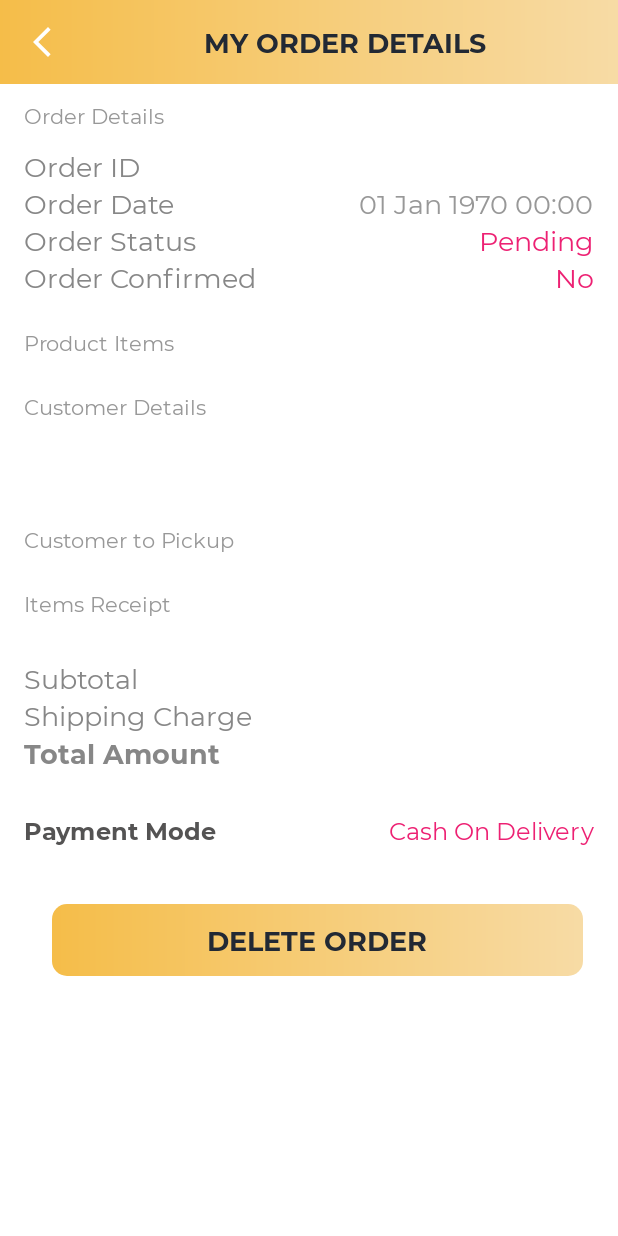
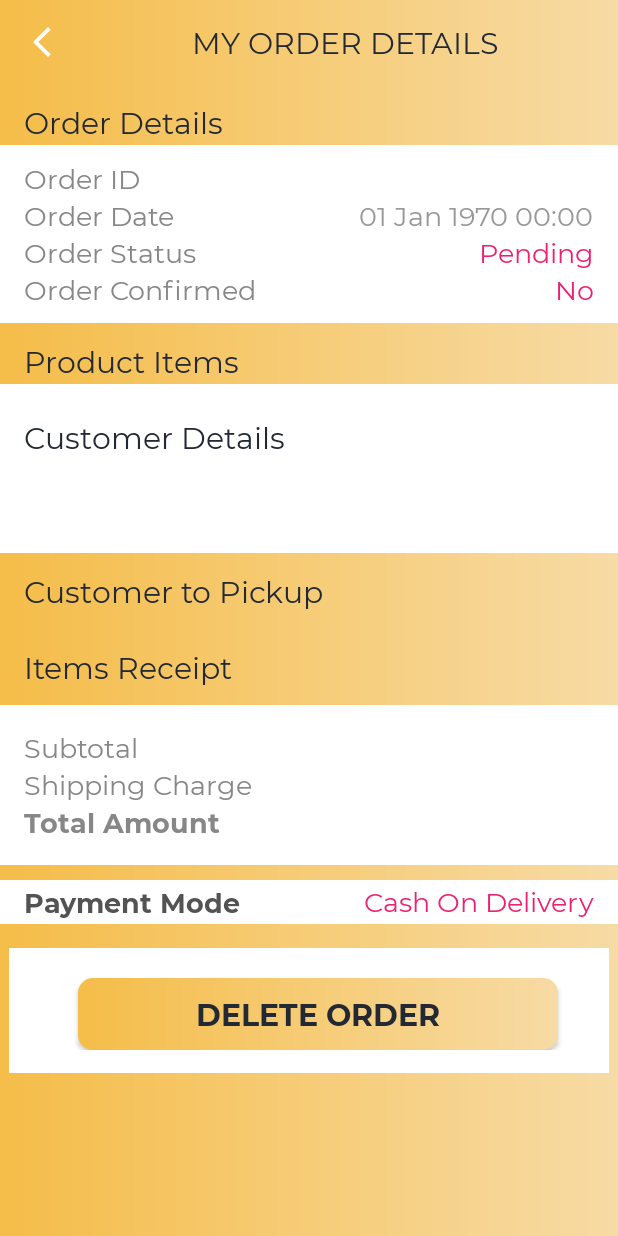
Before and after one commit to makaota/Mamma_Ms_Kitchen_Manager, an Android app: the MyOrderDetailsActivity screen opened directly, with no data from a screen before it, on a phone screen of 412 x 824 dp. Run offline under Robolectric (Android 15) with nearby library versions, the phone set to English and light mode, and no system bars; our stand-ins replace Firebase (no records; nobody signed in at launch, a user with empty details on screens opened directly); libraries missing offline, so code that uses them is left out: com.shashank.sony.

Commit message:
app modified

```diff
--- a/app/src/main/java/com/makaota/mammamskitchenmanager/models/Order.kt
+++ b/app/src/main/java/com/makaota/mammamskitchenmanager/models/Order.kt
@@ -23,7 +23,7 @@ data class Order(
     val userMobile: String="",
     val image: String = "",
     val sub_total_amount: String = "",
-    val shipping_charge: String = "",
+    val delivery_charge: String = "",
     val total_amount: String = "",
     val order_datetime: Long = 0L,
     @DocumentId
--- a/app/src/main/java/com/makaota/mammamskitchenmanager/ui/activities/MyOrderDetailsActivity.kt
+++ b/app/src/main/java/com/makaota/mammamskitchenmanager/ui/activities/MyOrderDetailsActivity.kt
@@ -619,7 +619,7 @@ class MyOrderDetailsActivity : BaseActivity(), View.OnClickListener {
         binding.tvMyOrderDetailsMobileNumber.text = myOrderDetails.userMobile
 
         binding.tvOrderDetailsSubTotal.text = orderDetails.sub_total_amount
-        binding.tvOrderDetailsShippingCharge.text = orderDetails.shipping_charge
+        binding.tvOrderDetailsShippingCharge.text = orderDetails.delivery_charge
         binding.tvOrderDetailsTotalAmount.text = orderDetails.total_amount
     }
     // END
--- a/app/src/main/java/com/makaota/mammamskitchenmanager/ui/activities/SplashActivity.kt
+++ b/app/src/main/java/com/makaota/mammamskitchenmanager/ui/activities/SplashActivity.kt
@@ -42,7 +42,7 @@ class SplashActivity : AppCompatActivity() {
                 // "Add the code that you want to execute when animation ends")
 
                 Handler(Looper.getMainLooper()).postDelayed({
-                    startActivity(Intent(this@SplashActivity, DashboardActivity::class.java))
+                    startActivity(Intent(this@SplashActivity, LoginActivity::class.java))
                     finish()
                 }, 1000)
             }
--- a/app/src/main/res/drawable/ic_vector_delete.xml
+++ b/app/src/main/res/drawable/ic_vector_delete.xml
@@ -1,6 +1,6 @@
-<vector android:height="24dp" android:tint="@color/colorThemePink"
+<vector android:height="48dp" android:tint="@color/colorThemePink"
     android:viewportHeight="24" android:viewportWidth="24"
-    android:width="24dp"
+    android:width="48dp"
     xmlns:android="http://schemas.android.com/apk/res/android">
     <path android:fillColor="@android:color/white" android:pathData="M6,19c0,1.1 0.9,2 2,2h8c1.1,0 2,-0.9 2,-2V7H6v12zM19,4h-3.5l-1,-1h-5l-1,1H5v2h14V4z"/>
 </vector>
--- a/app/src/main/res/layout/activity_add_menu.xml
+++ b/app/src/main/res/layout/activity_add_menu.xml
@@ -15,7 +15,7 @@
         app:layout_constraintStart_toStartOf="parent"
         app:layout_constraintTop_toTopOf="parent">
 
-        <TextView
+        <com.makaota.mammamskitchenmanager.utils.RAMTextView
             android:id="@+id/tv_title"
             android:layout_width="match_parent"
             android:layout_height="match_parent"
@@ -196,7 +196,7 @@
 
             <com.makaota.mammamskitchenmanager.utils.RAMButton
                 android:id="@+id/btn_submit"
-                android:layout_width="match_parent"
+                android:layout_width="@dimen/btn_320dp"
                 android:layout_height="wrap_content"
                 android:layout_gravity="center"
                 android:layout_marginStart="16dp"
--- a/app/src/main/res/layout/activity_forgot_password.xml
+++ b/app/src/main/res/layout/activity_forgot_password.xml
@@ -83,7 +83,7 @@
 
     <com.makaota.mammamskitchenmanager.utils.RAMButton
         android:id="@+id/btn_submit"
-        android:layout_width="match_parent"
+        android:layout_width="@dimen/btn_320dp"
         android:layout_height="wrap_content"
         android:layout_gravity="center"
         android:layout_marginStart="16dp"
--- a/app/src/main/res/layout/activity_my_order_details.xml
+++ b/app/src/main/res/layout/activity_my_order_details.xml
@@ -7,6 +7,7 @@
     app:layout_constraintEnd_toEndOf="parent"
     app:layout_constraintStart_toStartOf="parent"
     app:layout_constraintTop_toTopOf="parent"
+    android:background="@drawable/app_gradient_color_background"
     android:id="@+id/order_details_swipe_refresh_layout"
     tools:context=".ui.activities.MyOrderDetailsActivity">
 
@@ -19,7 +20,7 @@
         app:layout_constraintStart_toStartOf="parent"
         app:layout_constraintTop_toTopOf="parent">
 
-        <com.makaota.mammamskitchenmanager.utils.RAMTextViewBold
+        <com.makaota.mammamskitchenmanager.utils.RAMTextView
             android:id="@+id/tv_title"
             android:layout_width="match_parent"
             android:layout_height="match_parent"
@@ -57,7 +58,7 @@
                 android:paddingTop="@dimen/my_order_details_content_lbl_padding"
                 android:paddingBottom="@dimen/my_order_details_content_lbl_padding"
                 android:text="@string/order_details_lbl"
-                android:textColor="@color/colorSecondaryText"
+                android:textColor="@color/colorPrimaryText"
                 android:textSize="@dimen/my_order_details_lbl_textSize" />
 
             <LinearLayout
@@ -204,7 +205,7 @@
                 android:paddingTop="@dimen/my_order_details_content_lbl_padding"
                 android:paddingBottom="@dimen/my_order_details_content_lbl_padding"
                 android:text="@string/checkout_lbl_product_items"
-                android:textColor="@color/colorSecondaryText"
+                android:textColor="@color/colorPrimaryText"
                 android:textSize="@dimen/my_order_details_lbl_textSize" />
 
             <androidx.recyclerview.widget.RecyclerView
@@ -230,7 +231,7 @@
                     android:paddingTop="@dimen/my_order_details_content_lbl_padding"
                     android:paddingBottom="@dimen/my_order_details_content_lbl_padding"
                     android:text="@string/user_details_lbl"
-                    android:textColor="@color/colorSecondaryText"
+                    android:textColor="@color/colorPrimaryText"
                     android:textSize="@dimen/my_order_details_lbl_textSize" />
 
                 <com.makaota.mammamskitchenmanager.utils.RAMTextViewBold
@@ -262,7 +263,7 @@
                 android:paddingTop="@dimen/checkout_content_lbl_padding"
                 android:paddingBottom="@dimen/checkout_content_lbl_padding"
                 android:text="@string/checkout_lbl_selected_address"
-                android:textColor="@color/colorSecondaryText"
+                android:textColor="@color/colorPrimaryText"
                 android:textSize="@dimen/checkout_lbl_textSize" />
 
             <LinearLayout
@@ -342,7 +343,7 @@
                 android:paddingTop="@dimen/my_order_details_content_lbl_padding"
                 android:paddingBottom="@dimen/my_order_details_content_lbl_padding"
                 android:text="@string/checkout_lbl_items_receipt"
-                android:textColor="@color/colorSecondaryText"
+                android:textColor="@color/colorPrimaryText"
                 android:textSize="@dimen/my_order_details_lbl_textSize" />
 
             <LinearLayout
@@ -455,12 +456,14 @@
                 android:layout_width="match_parent"
                 android:layout_height="wrap_content"
                 android:background="@color/white"
-                android:layout_margin="16dp"
+                android:layout_margin="6dp"
+                android:paddingBottom="15dp"
+                android:paddingTop="10dp"
                 android:orientation="vertical">
 
                 <com.makaota.mammamskitchenmanager.utils.RAMButton
                     android:id="@+id/btn_notify_user_order_received"
-                    android:layout_width="match_parent"
+                    android:layout_width="@dimen/btn_320dp"
                     android:layout_height="wrap_content"
                     android:layout_gravity="center"
                     android:layout_marginStart="16dp"
@@ -504,7 +507,7 @@
 
                 <com.makaota.mammamskitchenmanager.utils.RAMButton
                     android:id="@+id/btn_send_order_number"
-                    android:layout_width="match_parent"
+                    android:layout_width="@dimen/btn_320dp"
                     android:layout_height="wrap_content"
                     android:layout_gravity="center"
                     android:layout_marginStart="16dp"
@@ -523,7 +526,7 @@
 
                 <com.makaota.mammamskitchenmanager.utils.RAMButton
                     android:id="@+id/btn_ready_for_collection"
-                    android:layout_width="match_parent"
+                    android:layout_width="@dimen/btn_320dp"
                     android:layout_height="wrap_content"
                     android:layout_gravity="center"
                     android:layout_marginStart="16dp"
@@ -542,7 +545,7 @@
 
                 <com.makaota.mammamskitchenmanager.utils.RAMButton
                     android:id="@+id/btn_delivered"
-                    android:layout_width="match_parent"
+                    android:layout_width="@dimen/btn_320dp"
                     android:layout_height="wrap_content"
                     android:layout_gravity="center"
                     android:layout_marginStart="16dp"
@@ -561,7 +564,7 @@
 
                 <com.makaota.mammamskitchenmanager.utils.RAMButton
                     android:id="@+id/btn_delete_order"
-                    android:layout_width="match_parent"
+                    android:layout_width="@dimen/btn_320dp"
                     android:layout_height="wrap_content"
                     android:layout_gravity="center"
                     android:layout_marginStart="16dp"
--- a/app/src/main/res/layout/activity_product_details.xml
+++ b/app/src/main/res/layout/activity_product_details.xml
@@ -15,7 +15,7 @@
         app:layout_constraintStart_toStartOf="parent"
         app:layout_constraintTop_toTopOf="parent">
 
-        <TextView
+        <com.makaota.mammamskitchenmanager.utils.RAMTextView
             android:id="@+id/tv_title"
             android:layout_width="match_parent"
             android:layout_height="match_parent"
@@ -145,7 +145,7 @@
 
             <com.makaota.mammamskitchenmanager.utils.RAMButton
                 android:id="@+id/btn_add_to_cart"
-                android:layout_width="match_parent"
+                android:layout_width="@dimen/btn_320dp"
                 android:layout_height="wrap_content"
                 android:layout_gravity="center"
                 android:layout_marginStart="16dp"
@@ -168,7 +168,7 @@
 
             <com.makaota.mammamskitchenmanager.utils.RAMButton
                 android:id="@+id/btn_go_to_cart"
-                android:layout_width="match_parent"
+                android:layout_width="@dimen/btn_320dp"
                 android:layout_height="wrap_content"
                 android:layout_gravity="center"
                 android:layout_marginStart="16dp"
--- a/app/src/main/res/layout/activity_register.xml
+++ b/app/src/main/res/layout/activity_register.xml
@@ -15,7 +15,7 @@
         app:layout_constraintStart_toStartOf="parent"
         app:layout_constraintTop_toTopOf="parent">
 
-        <com.makaota.mammamskitchenmanager.utils.RAMTextViewBold
+        <com.makaota.mammamskitchenmanager.utils.RAMTextView
             android:id="@+id/tv_title"
             android:layout_width="match_parent"
             android:layout_height="match_parent"
@@ -199,7 +199,7 @@
 
             <com.makaota.mammamskitchenmanager.utils.RAMButton
                 android:id="@+id/btn_register"
-                android:layout_width="match_parent"
+                android:layout_width="@dimen/btn_320dp"
                 android:layout_height="wrap_content"
                 android:layout_gravity="center"
                 android:layout_marginStart="16dp"
--- a/app/src/main/res/layout/activity_user_profile.xml
+++ b/app/src/main/res/layout/activity_user_profile.xml
@@ -120,7 +120,7 @@
 
             <com.makaota.mammamskitchenmanager.utils.RAMButton
                 android:id="@+id/btn_submit"
-                android:layout_width="match_parent"
+                android:layout_width="@dimen/btn_320dp"
                 android:layout_height="wrap_content"
                 android:layout_gravity="center"
                 android:layout_marginStart="16dp"
--- a/app/src/main/res/values/dimens.xml
+++ b/app/src/main/res/values/dimens.xml
@@ -1,4 +1,5 @@
 <resources>
+
     <!-- Default screen margins, per the Android Design guidelines. -->
     <dimen name="activity_horizontal_margin">16dp</dimen>
     <dimen name="activity_vertical_margin">16dp</dimen>
@@ -13,14 +14,14 @@
     <dimen name="title_textSize">18sp</dimen>
     <dimen name="et_textSize">16sp</dimen>
     <dimen name="et_padding">16dp</dimen>
-    <dimen name="clickable_text_view_padding">5dp</dimen>
+    <dimen name="clickable_text_view_padding">10dp</dimen>
     <dimen name="forgot_password_textSize">14sp</dimen>
-    <dimen name="btn_textSize">18sp</dimen>
+    <dimen name="btn_textSize">20sp</dimen>
     <dimen name="btn_padding">8dp</dimen>
-    <dimen name="lbl_text_view_textSize">16sp</dimen>
+    <dimen name="lbl_text_view_textSize">18sp</dimen>
 
     <dimen name="toolbar_title_paddingStart">-25dp</dimen>
-    <dimen name="toolbar_title_text_size">18sp</dimen>
+    <dimen name="toolbar_title_text_size">20sp</dimen>
     <dimen name="txt_terms_condition_marginStart">10dp</dimen>
     <dimen name="txt_terms_and_condition_textSize">14sp</dimen>
     <dimen name="button_paddingTop_Bottom">8dp</dimen>
@@ -29,6 +30,8 @@
     <dimen name="progress_bar_size">50dp</dimen>
     <dimen name="progress_text_marginStart">16dp</dimen>
     <dimen name="progress_text_size">16sp</dimen>
+
+
 
     <dimen name="forgot_password_title_textSize">18sp</dimen>
     <dimen name="forgot_password_title_description_textSize">14sp</dimen>
@@ -69,17 +72,17 @@
     <dimen name="add_product_header_image_height">250dp</dimen>
     <dimen name="add_update_product_icon_padding">16dp</dimen>
 
-    <dimen name="no_data_found_textSize">20sp</dimen>
+    <dimen name="no_data_found_textSize">25sp</dimen>
 
     <dimen name="item_list_marginTop">16dp</dimen>
     <dimen name="item_list_padding">10dp</dimen>
     <dimen name="item_image_padding">2dp</dimen>
-    <dimen name="item_image_width">80dp</dimen>
-    <dimen name="item_image_height">70dp</dimen>
+    <dimen name="item_image_width">130dp</dimen>
+    <dimen name="item_image_height">120dp</dimen>
     <dimen name="item_image_title_price_marginStart">10dp</dimen>
-    <dimen name="rv_item_name_textSize">14sp</dimen>
+    <dimen name="rv_item_name_textSize">20sp</dimen>
     <dimen name="rv_item_price_marginTop">2dp</dimen>
-    <dimen name="rv_item_price_textSize">12sp</dimen>
+    <dimen name="rv_item_price_textSize">18sp</dimen>
 
     <dimen name="item_dashboard_margin">5dp</dimen>
     <dimen name="item_dashboard_padding">1dp</dimen>
@@ -96,13 +99,13 @@
     <dimen name="product_detail_image_height">250dp</dimen>
     <dimen name="product_details_title_price_marginTop">16dp</dimen>
     <dimen name="product_details_title_price_padding">16dp</dimen>
-    <dimen name="product_details_title_textSize">16sp</dimen>
-    <dimen name="product_details_price_textSize">14sp</dimen>
-    <dimen name="product_details_label_textSize">16sp</dimen>
+    <dimen name="product_details_title_textSize">20sp</dimen>
+    <dimen name="product_details_price_textSize">18sp</dimen>
+    <dimen name="product_details_label_textSize">20sp</dimen>
     <dimen name="product_details_label_margin">16dp</dimen>
     <dimen name="product_details_stock_quantity_paddingStartEnd">16dp</dimen>
     <dimen name="product_details_stock_quantity_paddingTopBottom">5dp</dimen>
-    <dimen name="product_details_description_textSize">14sp</dimen>
+    <dimen name="product_details_description_textSize">18sp</dimen>
     <dimen name="product_details_stock_quantity_textSize">16sp</dimen>
 
 
@@ -136,7 +139,7 @@
     <dimen name="add_address_textSize">18sp</dimen>
     <dimen name="rv_address_list_marginTop">16dp</dimen>
 
-    <dimen name="add_edit_address_radio_button_height">40dp</dimen>
+    <dimen name="add_edit_address_radio_button_height">48dp</dimen>
     <dimen name="add_edit_address_radio_button_marginStartEnd">5dp</dimen>
 
     <dimen name="item_address_marginTop">16dp</dimen>
@@ -145,13 +148,13 @@
     <dimen name="item_address_name_textSize">18sp</dimen>
     <dimen name="item_address_type_paddingStartEnd">10dp</dimen>
     <dimen name="item_address_type_paddingTopBottom">2dp</dimen>
-    <dimen name="address_details_textSize">14sp</dimen>
+    <dimen name="address_details_textSize">18sp</dimen>
     <dimen name="address_details_marginTop">2dp</dimen>
 
     <dimen name="checkout_content_marginStartEnd">16dp</dimen>
     <dimen name="checkout_content_marginTopBottom">10dp</dimen>
     <dimen name="checkout_content_lbl_padding">2dp</dimen>
-    <dimen name="checkout_lbl_textSize">14sp</dimen>
+    <dimen name="checkout_lbl_textSize">20sp</dimen>
     <dimen name="checkout_content_paddingStartEnd">16dp</dimen>
     <dimen name="checkout_content_paddingTopBottom">10dp</dimen>
     <dimen name="ll_checkout_place_order_padding">16dp</dimen>
@@ -160,10 +163,10 @@
     <dimen name="my_order_details_content_marginStartEnd">16dp</dimen>
     <dimen name="my_order_details_content_marginTopBottom">10dp</dimen>
     <dimen name="my_order_details_content_lbl_padding">2dp</dimen>
-    <dimen name="my_order_details_lbl_textSize">14sp</dimen>
+    <dimen name="my_order_details_lbl_textSize">20sp</dimen>
     <dimen name="my_order_details_status_paddingStartEnd">10dp</dimen>
     <dimen name="my_order_details_status_paddingTopBottom">2dp</dimen>
-    <dimen name="lbl_order_details_textSize">16sp</dimen>
+    <dimen name="lbl_order_details_textSize">18sp</dimen>
     <dimen name="my_order_details_content_paddingStartEnd">16dp</dimen>
     <dimen name="my_order_details_content_paddingTopBottom">10dp</dimen>
     <dimen name="my_order_details_items_receipt">16dp</dimen>
@@ -182,6 +185,10 @@
     <dimen name="sold_details_items_receipt">16dp</dimen>
     <dimen name="sold_details_label_value_textSize">18sp</dimen>
 
+    <dimen name="btn_320dp">320dp</dimen>
+
     <!--END-->
 
+
+
 </resources>
--- a/app/src/main/res/values/strings.xml
+++ b/app/src/main/res/values/strings.xml
@@ -204,5 +204,6 @@
     <string name="lbl_product_category">Product Category</string>
     <string name="title_manage_menu">Manage Menu</string>
     <string name="title_manage_orders">Manage Orders</string>
+    <string name="menu_by_category">Menu by category</string>
 
 </resources>
```
Also changed, not shown: app/src/main/java/com/makaota/mammamskitchenmanager/ui/fragments/ManageMenuFragment.kt (+17 -17 lines), app/src/main/res/layout/activity_login.xml (+9 -22 lines), app/src/main/res/layout/activity_open_close_store.xml (+5 -5 lines), app/src/main/res/layout/activity_settings.xml (+3 -4 lines), app/src/main/res/layout/activity_sold_products_details.xml (+7 -6 lines), app/src/main/res/layout/fragment_manage_menu.xml (+26 -7 lines).
